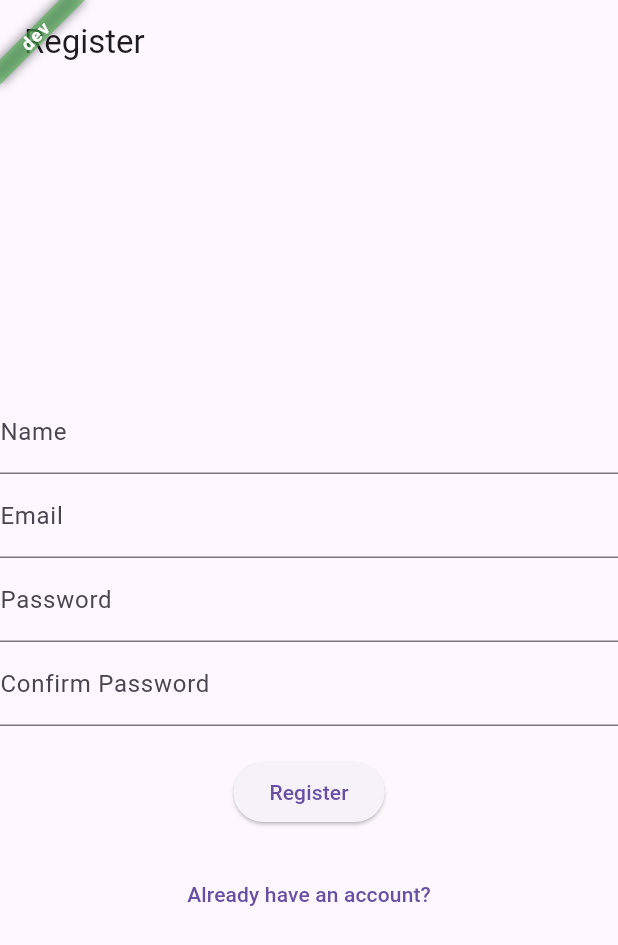
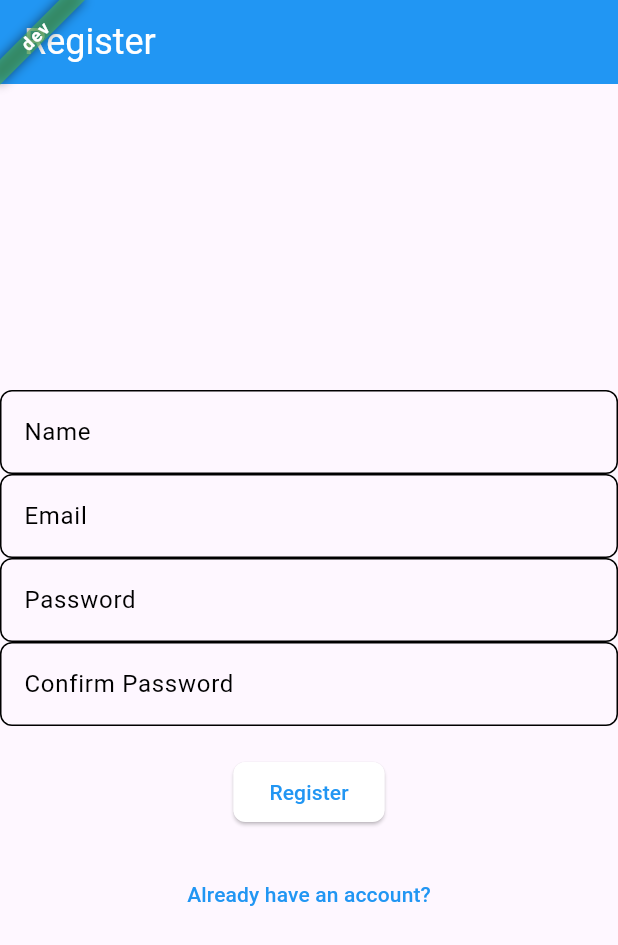
Before and after one commit to abualhamd/nen_project, a Flutter app: the screen it shows after launch, on a phone screen of 412 x 824 dp. Shown: the top 945 px of the screen. Run offline on Flutter 3.47's test engine with Material 3 defaults, Android fonts, the phone set to English and light mode, and no system bars; our stand-ins replace equatable, flutter_bloc, flutter_hooks, fpdart, freezed_annotation, get_it and 1 more.

Commit message:
feat: add theming support with custom ThemeData and update NenApp to use it

```diff
--- a/lib/core/core.dart
+++ b/lib/core/core.dart
@@ -2,4 +2,5 @@ export 'base.dart';
 export 'errors.dart';
 export 'inputs.dart';
 export 'responses.dart';
+export 'theming.dart';
 export 'utils.dart';
--- /dev/null
+++ b/lib/core/theming.dart
@@ -0,0 +1 @@
+export 'theming/theme.dart';
--- /dev/null
+++ b/lib/core/theming/theme.dart
@@ -0,0 +1,25 @@
+import 'package:flutter/material.dart';
+
+ThemeData getThemeData(BuildContext context) {
+  return Theme.of(context).copyWith(
+    colorScheme: ColorScheme.light(
+      primary: Colors.blue,
+    ),
+    appBarTheme: AppBarTheme(
+      color: Colors.blue,
+      titleTextStyle: TextStyle(color: Colors.white, fontSize: 24.0),
+    ),
+    inputDecorationTheme: InputDecorationTheme(
+      fillColor: Colors.white,
+      border: OutlineInputBorder(
+        borderRadius: BorderRadius.circular(8.0),
+        borderSide: BorderSide(color: Colors.blue, width: 1.0),
+      ),
+    ),
+    elevatedButtonTheme: ElevatedButtonThemeData(
+      style: ElevatedButton.styleFrom(
+        shape: RoundedRectangleBorder(borderRadius: BorderRadius.circular(8.0)),
+      ),
+    ),
+  );
+}
--- a/lib/nen_app.dart
+++ b/lib/nen_app.dart
@@ -2,6 +2,7 @@ import 'package:flutter/material.dart';
 import 'package:flutter_bloc/flutter_bloc.dart' show BlocProvider;
 
 import 'app/app.dart' show appRouter;
+import 'core/core.dart' show getThemeData;
 import 'flavor_config.dart' show FlavorConfig;
 import 'injection_container.dart' show getIt;
 import 'presentation/presentation.dart' show AuthBloc;
@@ -17,7 +18,7 @@ class NenApp extends StatelessWidget {
         routerConfig: appRouter,
         title: FlavorConfig.appTitle,
         debugShowCheckedModeBanner: false,
-        theme: ThemeData(primarySwatch: Colors.blue),
+        theme: getThemeData(context),
         builder: (context, child) {
           return Banner(
             location: BannerLocation.topStart,
```
